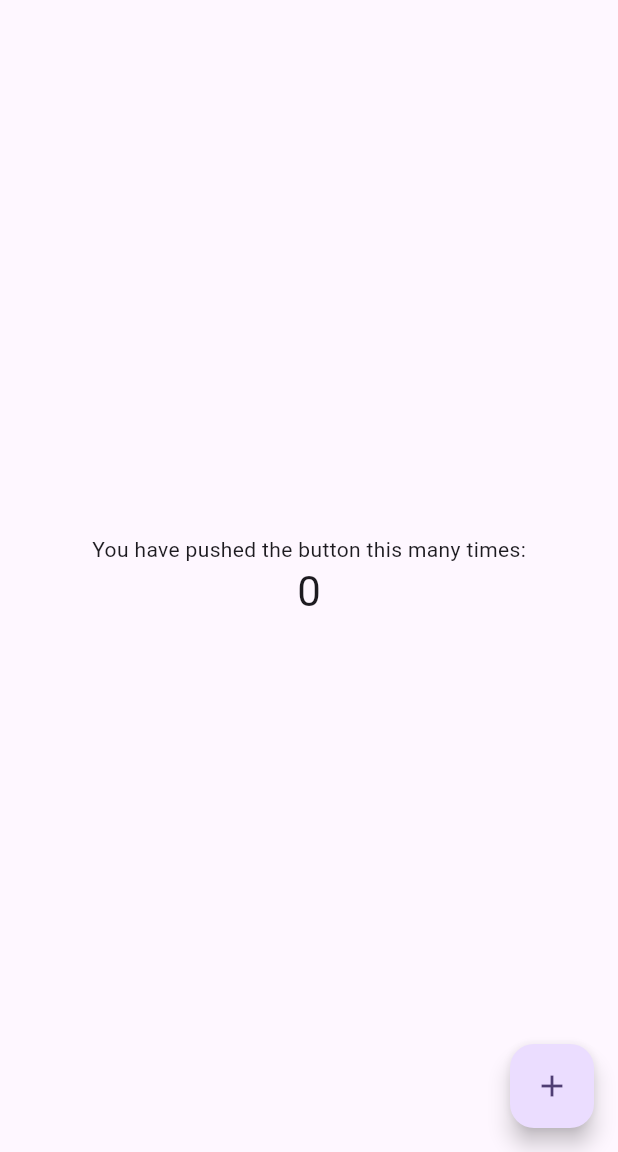
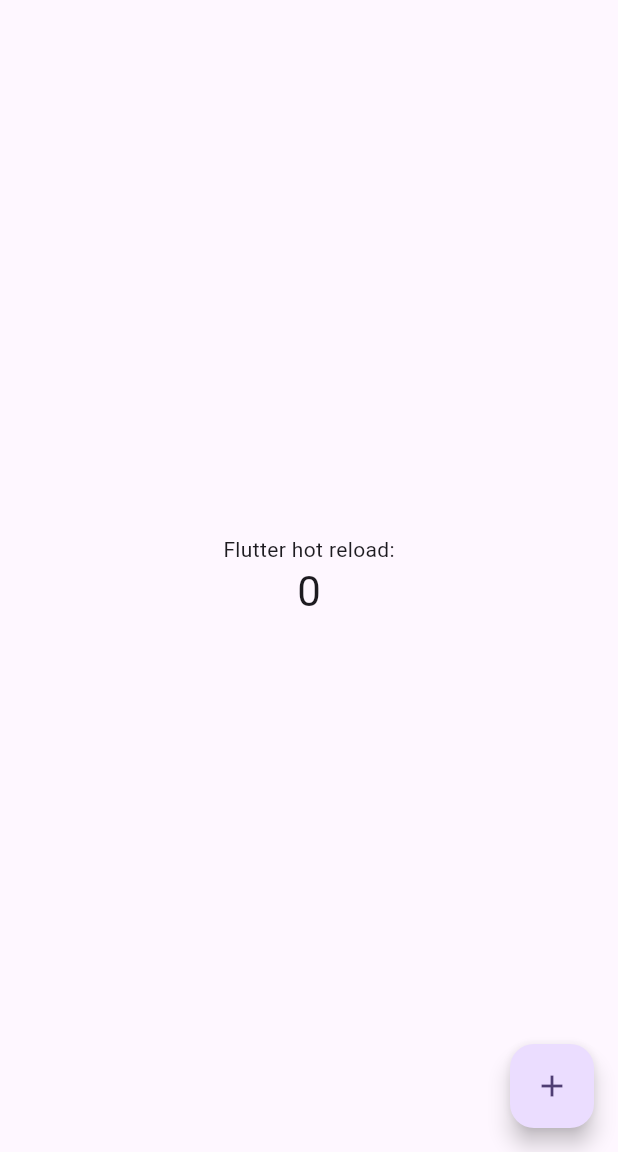
Before and after one commit to aniek234/drinks_app, a Flutter app: the screen it shows after launch, on a phone screen of 412 x 824 dp, the part 84-1236 px from its top. Run offline on Flutter 3.47's test engine with Material 3 defaults, Android fonts, the phone set to English and light mode, and no system bars.

```diff
--- a/drinks_app/lib/main.dart
+++ b/drinks_app/lib/main.dart
@@ -106,7 +106,7 @@ class _MyHomePageState extends State<MyHomePage> {
           mainAxisAlignment: MainAxisAlignment.center,
           children: <Widget>[
             const Text(
-              'You have pushed the button this many times:',
+              'Flutter hot reload:',
             ),
             Text(
               '$_counter',
```
